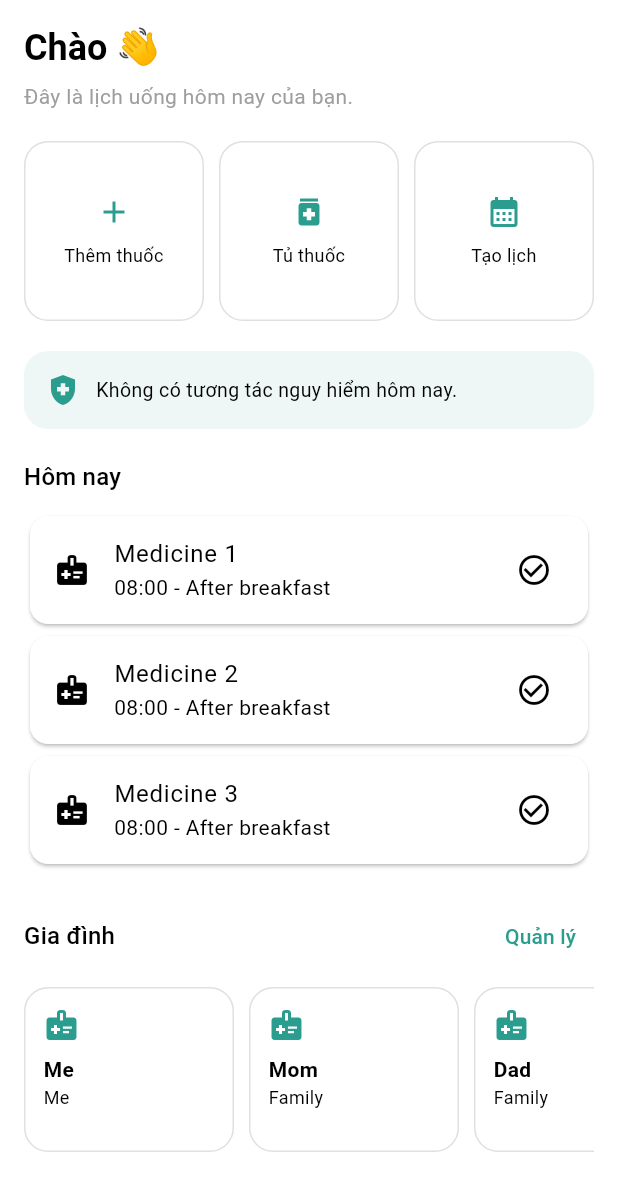
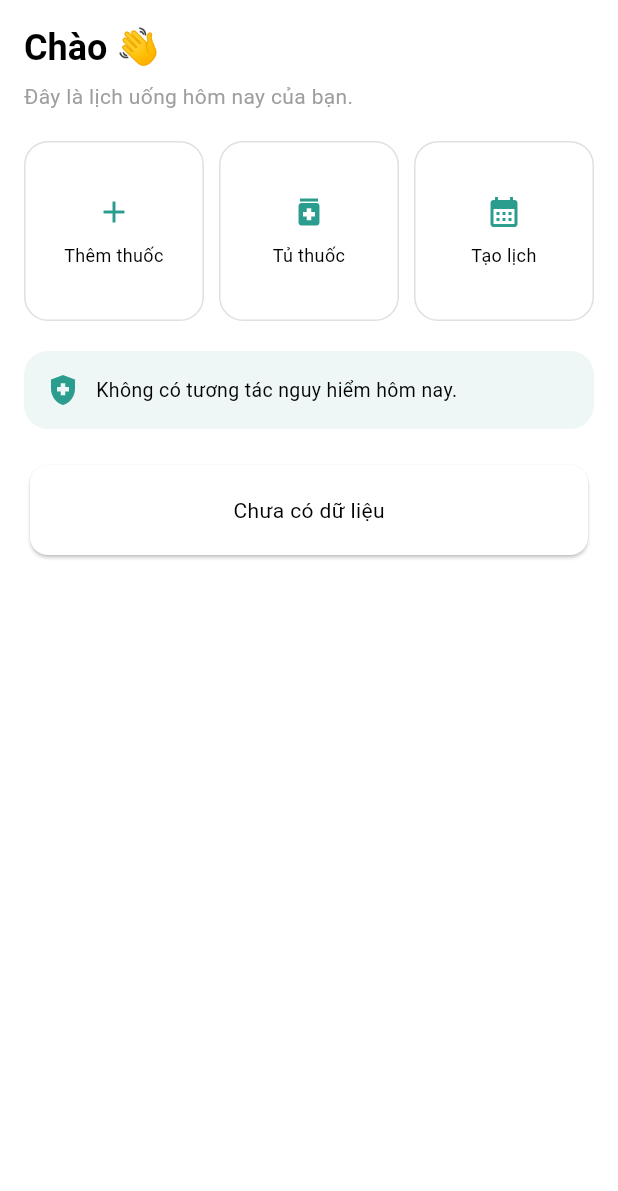
Before and after one commit to linh59/checkin-medicine, a Flutter app: the HomePage widget shown alone on an empty page, opened directly, on a phone screen of 412 x 824 dp. Shown: the top 1191 px of the screen. Run offline on Flutter 3.47's test engine with Material 3 defaults, Android fonts, the light colour scheme and no system bars; our stand-ins replace flutter_riverpod, shared_preferences, supabase_flutter; accounts and stored records are empty; generated files the repository leaves out were written again; statements that could not run were skipped.

Commit message:
build today timeline on Home page

```diff
--- a/lib/features/home/pages/home_page.dart
+++ b/lib/features/home/presentation/pages/home_page.dart
@@ -1,9 +1,10 @@
+import 'package:checkin_medicine/features/home/widgets/home/today_timline.dart';
 import 'package:checkin_medicine/features/my_medicines/presentation/pages/my_medicines_page.dart';
 import 'package:checkin_medicine/features/search/presentation/pages/search_page.dart';
 import 'package:checkin_medicine/features/timelines/presentation/pages/timeline_page.dart';
 import 'package:flutter/material.dart';
-import '../../../../core/theme/app_colors.dart';
-import '../../../../l10n/app_localizations.dart';
+import '../../../../../core/theme/app_colors.dart';
+import '../../../../../l10n/app_localizations.dart';
 
 class HomePage extends StatelessWidget {
   const HomePage({super.key});
@@ -11,7 +12,6 @@ class HomePage extends StatelessWidget {
   @override
   Widget build(BuildContext context) {
     final t = AppLocalizations.of(context)!;
-
     return SafeArea(
       child: SingleChildScrollView(
         padding: const EdgeInsets.all(16),
@@ -46,13 +46,12 @@ class HomePage extends StatelessWidget {
 
             const SizedBox(height: 20),
 
-            // 📋 TODAY LIST
-            _TodayList(),
+            TodayList(),
 
             const SizedBox(height: 20),
 
-            // 👨‍👩‍👧 FAMILY
-            _FamilySection(),
+            // FAMILY
+            // _FamilySection(),
           ],
         ),
       ),
@@ -185,38 +184,6 @@ class _SafetyCard extends StatelessWidget {
   }
 }
 
-class _TodayList extends StatelessWidget {
-  @override
-  Widget build(BuildContext context) {
-    final t = AppLocalizations.of(context)!;
-
-    return Column(
-      crossAxisAlignment: CrossAxisAlignment.start,
-      children: [
-        Text(t.todayCheckin, style: Theme.of(context).textTheme.titleMedium),
-
-        const SizedBox(height: 10),
-
-        ListView.builder(
-          shrinkWrap: true,
-          physics: const NeverScrollableScrollPhysics(),
-          itemCount: 3,
-          itemBuilder: (context, i) {
-            return Card(
-              child: ListTile(
-                leading: const Icon(Icons.medical_information),
-                title: Text("Medicine ${i + 1}"),
-                subtitle: const Text("08:00 - After breakfast"),
-                trailing: const Icon(Icons.check_circle_outline),
-              ),
-            );
-          },
-        ),
-      ],
-    );
-  }
-}
-
 class _FamilySection extends StatelessWidget {
   @override
   Widget build(BuildContext context) {
--- /dev/null
+++ b/lib/features/home/presentation/providers/today_provider.dart
@@ -0,0 +1,21 @@
+import 'package:checkin_medicine/features/home/data/models/today_timeline_group_model.dart';
+import 'package:flutter_riverpod/flutter_riverpod.dart';
+
+import '../../../auth/presentation/providers/profile_provider.dart';
+import '../../data/repositories/today_repository.dart';
+
+final todayRepositoryProvider = Provider((ref) => TodayRepository());
+
+final todayTimelineProvider = FutureProvider<List<TodayTimelineGroup>>((
+  ref,
+) async {
+  final profile = ref.watch(profileProvider);
+
+  final profileId = profile.profile?.id;
+
+  if (profileId == null) {
+    return [];
+  }
+
+  return ref.read(todayRepositoryProvider).getTodayTimeline(profileId);
+});
--- /dev/null
+++ b/lib/features/home/widgets/home/today_timline.dart
@@ -0,0 +1,154 @@
+import 'package:checkin_medicine/core/theme/app_colors.dart';
+import 'package:checkin_medicine/features/home/presentation/providers/today_action_provider.dart';
+import 'package:checkin_medicine/features/home/presentation/providers/today_provider.dart';
+import 'package:checkin_medicine/l10n/app_localizations.dart';
+import 'package:flutter/material.dart';
+import 'package:flutter_riverpod/flutter_riverpod.dart';
+
+class TodayList extends ConsumerWidget {
+  const TodayList();
+
+  @override
+  Widget build(BuildContext context, WidgetRef ref) {
+    final t = AppLocalizations.of(context)!;
+
+    final timeline = ref.watch(todayTimelineProvider);
+
+    return timeline.when(
+      loading: () => const Center(
+        child: Padding(
+          padding: EdgeInsets.all(24),
+          child: CircularProgressIndicator(),
+        ),
+      ),
+
+      error: (e, _) =>
+          Padding(padding: const EdgeInsets.all(16), child: Text('Error: $e')),
+
+      data: (groups) {
+        if (groups.isEmpty) {
+          return Card(
+            child: Padding(
+              padding: const EdgeInsets.all(20),
+              child: Center(child: Text(t.noData)),
+            ),
+          );
+        }
+
+        return Column(
+          crossAxisAlignment: CrossAxisAlignment.start,
+          children: [
+            Text(
+              t.todayCheckin,
+              style: Theme.of(
+                context,
+              ).textTheme.titleMedium?.copyWith(fontWeight: FontWeight.bold),
+            ),
+
+            const SizedBox(height: 12),
+
+            ...groups.map(
+              (group) => Column(
+                crossAxisAlignment: CrossAxisAlignment.start,
+                children: [
+                  Container(
+                    padding: const EdgeInsets.symmetric(
+                      horizontal: 12,
+                      vertical: 6,
+                    ),
+                    decoration: BoxDecoration(
+                      color: WellnessColors.primary.withOpacity(0.1),
+                      borderRadius: BorderRadius.circular(999),
+                    ),
+                    child: Text(
+                      group.time,
+                      style: const TextStyle(fontWeight: FontWeight.w600),
+                    ),
+                  ),
+
+                  const SizedBox(height: 10),
+
+                  ...group.items.map(
+                    (item) => Card(
+                      margin: const EdgeInsets.only(bottom: 10),
+                      child: Padding(
+                        padding: const EdgeInsets.all(12),
+                        child: Row(
+                          crossAxisAlignment: CrossAxisAlignment.start,
+                          children: [
+                            Icon(
+                              item.taken
+                                  ? Icons.check_circle
+                                  : Icons.radio_button_unchecked,
+                              color: item.taken ? Colors.green : Colors.grey,
+                            ),
+
+                            const SizedBox(width: 12),
+
+                            Expanded(
+                              child: Column(
+                                crossAxisAlignment: CrossAxisAlignment.start,
+                                children: [
+                                  Text(
+                                    item.medicineName,
+                                    style: const TextStyle(
+                                      fontWeight: FontWeight.bold,
+                                    ),
+                                  ),
+
+                                  if (item.nickname.isNotEmpty)
+                                    Padding(
+                                      padding: const EdgeInsets.only(top: 4),
+                                      child: Text(item.nickname),
+                                    ),
+
+                                  const SizedBox(height: 6),
+
+                                  Text('Dose: ${item.dose}'),
+
+                                  if ((item.withFood ?? '').isNotEmpty)
+                                    Padding(
+                                      padding: const EdgeInsets.only(top: 4),
+                                      child: Text('🍽 ${item.withFood}'),
+                                    ),
+
+                                  if ((item.notes ?? '').isNotEmpty)
+                                    Padding(
+                                      padding: const EdgeInsets.only(top: 4),
+                                      child: Text('📝 ${item.notes}'),
+                                    ),
+                                ],
+                              ),
+                            ),
+
+                            IconButton(
+                              onPressed: () async {
+                                final action = ref.read(todayActionProvider);
+
+                                if (item.taken) {
+                                  await action.undoTaken(item.scheduleId);
+                                } else {
+                                  await action.markAsTaken(
+                                    scheduleId: item.scheduleId,
+                                    myMedicineId: item.myMedicineId,
+                                  );
+                                }
+                              },
+                              icon: Icon(item.taken ? Icons.undo : Icons.check),
+                            ),
+                          ],
+                        ),
+                      ),
+                    ),
+                  ),
+
+                  const SizedBox(height: 16),
+                ],
+              ),
+            ),
+          ],
+        );
+      },
+    );
+  }
+}
```
Also changed, not shown: lib/features/home/data/models/today_timeline_group_model.dart (added, +9 -0 lines), lib/features/home/data/models/today_timeline_item_model.dart (added, +47 -0 lines), lib/features/home/data/repositories/today_repository.dart (added, +149 -0 lines), lib/features/home/presentation/providers/today_action_provider.dart (added, +44 -0 lines), lib/features/home/presentation/pages/family_page.dart (renamed from lib/features/home/pages/family_page.dart), lib/features/home/presentation/pages/settings_page.dart (renamed from lib/features/home/pages/settings_page.dart), lib/features/home/presentation/pages/stats_page.dart (renamed from lib/features/home/pages/stats_page.dart).
